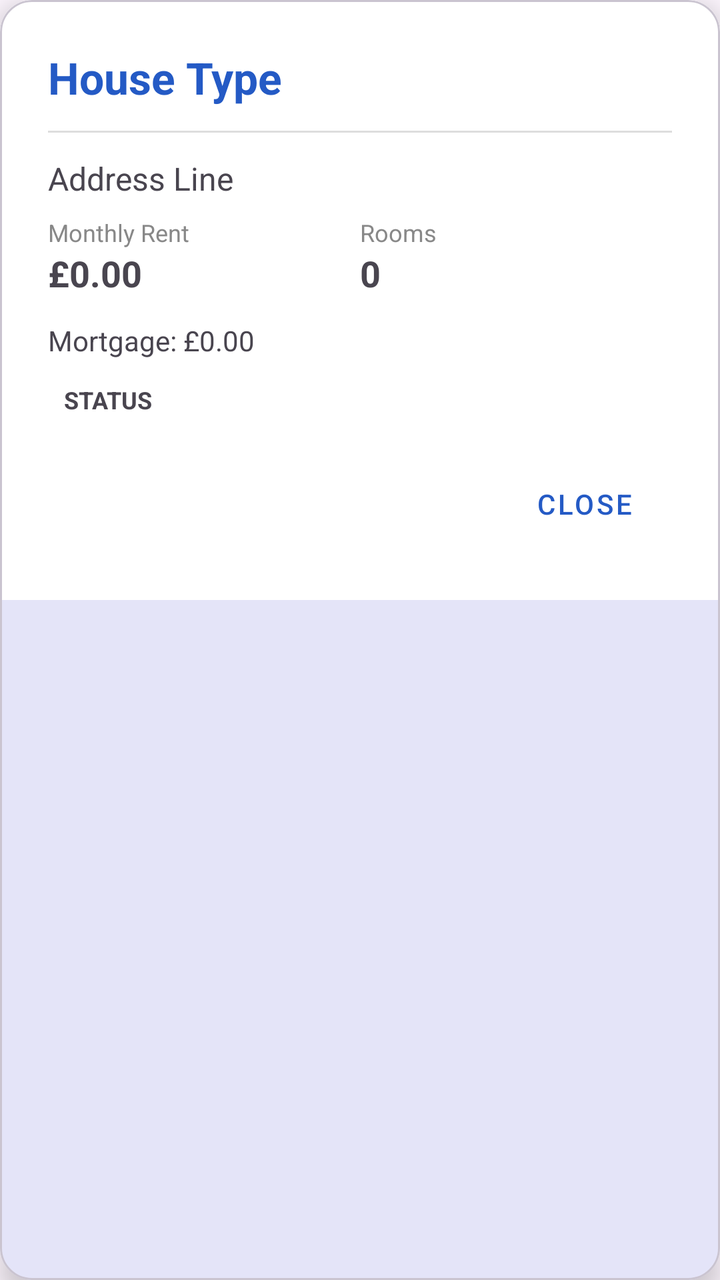
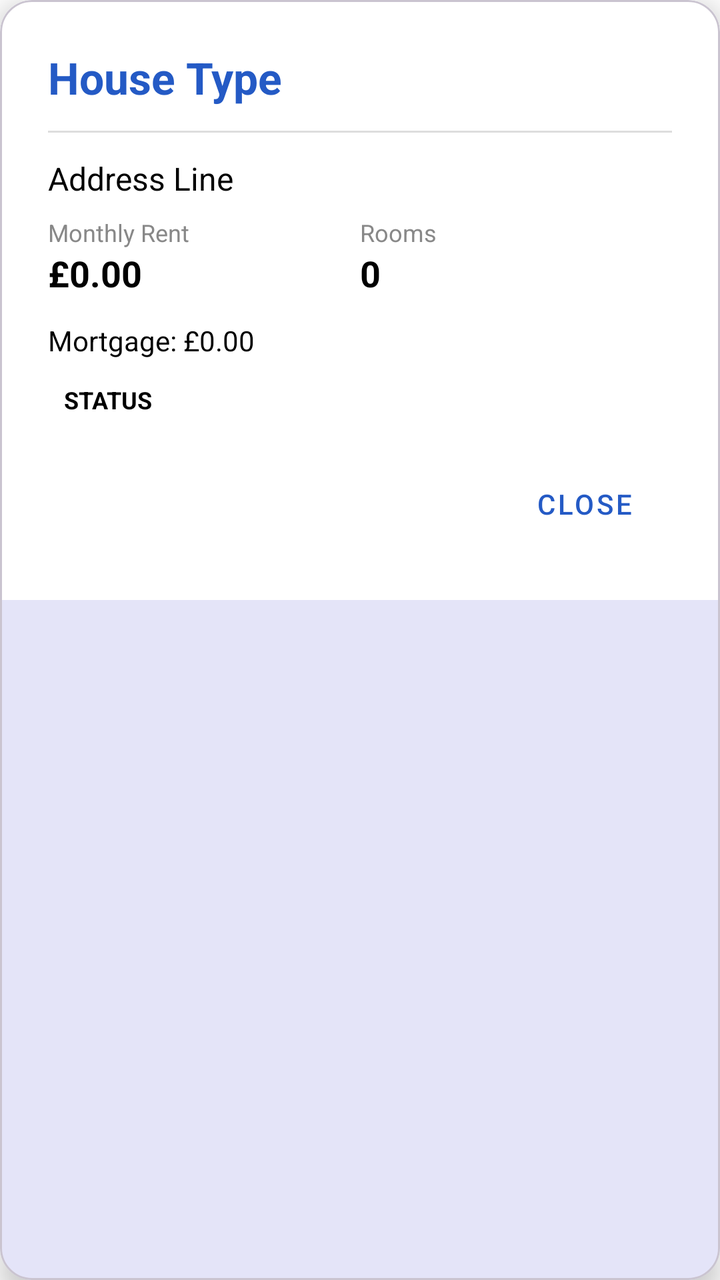

Screens rendered from an Android XML layout before and after an edit, with the pre-edit source and the edit as a unified diff.
<!-- AndroidManifest.xml: application theme Theme.ProbbyApp -->
<!-- res/layout/fragment_property_details.xml -->
<?xml version="1.0" encoding="utf-8"?>
<com.google.android.material.card.MaterialCardView
    xmlns:android="http://schemas.android.com/apk/res/android"
    xmlns:app="http://schemas.android.com/apk/res-auto"
    xmlns:tools="http://schemas.android.com/tools"
    android:layout_width="match_parent"
    android:layout_height="wrap_content"
    android:layout_margin="24dp"
    app:cardCornerRadius="16dp"
    app:cardElevation="8dp"
    android:background="@android:color/white"
    tools:context=".views.PropertyDetailsFragment"
    app:cardPreventCornerOverlap="false">

    <LinearLayout
        android:layout_width="match_parent"
        android:layout_height="wrap_content"
        android:orientation="vertical"
        android:background="@android:color/white"
        android:padding="24dp">

        
        <TextView
            android:id="@+id/propertyType"
            android:layout_width="match_parent"
            android:layout_height="wrap_content"
            android:text="House Type"
            android:textColor="?attr/colorPrimary"
            android:textSize="22sp"
            android:textStyle="bold" />

        <View
            android:layout_width="match_parent"
            android:layout_height="1dp"
            android:layout_marginVertical="12dp"
            android:background="#DDDDDD" />

        
        <TextView
            android:id="@+id/propertyAddress"
            android:layout_width="match_parent"
            android:layout_height="wrap_content"
            android:text="Address Line"
            android:textSize="16sp"
            android:layout_marginBottom="8dp" />

        <LinearLayout
            android:layout_width="match_parent"
            android:layout_height="wrap_content"
            android:orientation="horizontal"
            android:weightSum="2">

            <LinearLayout
                android:layout_width="0dp"
                android:layout_height="wrap_content"
                android:layout_weight="1"
                android:orientation="vertical">

                <TextView
                    android:layout_width="wrap_content"
                    android:layout_height="wrap_content"
                    android:text="Monthly Rent"
                    android:textSize="12sp"
                    android:textColor="#888888"/>
                <TextView
                    android:id="@+id/propertyRent"
                    android:layout_width="wrap_content"
                    android:layout_height="wrap_content"
                    android:text="£0.00"
                    android:textSize="18sp"
                    android:textStyle="bold"/>
            </LinearLayout>

            <LinearLayout
                android:layout_width="0dp"
                android:layout_height="wrap_content"
                android:layout_weight="1"
                android:orientation="vertical">

                <TextView
                    android:layout_width="wrap_content"
                    android:layout_height="wrap_content"
                    android:text="Rooms"
                    android:textSize="12sp"
                    android:textColor="#888888"/>
                <TextView
                    android:id="@+id/propertyRooms"
                    android:layout_width="wrap_content"
                    android:layout_height="wrap_content"
                    android:text="0"
                    android:textSize="18sp"
                    android:textStyle="bold"/>
            </LinearLayout>
        </LinearLayout>

        <TextView
            android:id="@+id/propertyMortgage"
            android:layout_width="wrap_content"
            android:layout_height="wrap_content"
            android:layout_marginTop="12dp"
            android:text="Mortgage: £0.00"
            android:textSize="14sp" />

        <TextView
            android:id="@+id/propertyStatus"
            android:layout_width="wrap_content"
            android:layout_height="wrap_content"
            android:layout_marginTop="8dp"
            android:paddingHorizontal="8dp"
            android:paddingVertical="4dp"
            android:text="Status"
            android:textAllCaps="true"
            android:textSize="12sp"
            android:textStyle="bold" />

        
        <Button
            android:id="@+id/close"
            style="@style/Widget.MaterialComponents.Button.TextButton"
            android:layout_width="wrap_content"
            android:layout_height="wrap_content"
            android:layout_gravity="end"
            android:layout_marginTop="16dp"
            android:text="@string/close" />


    </LinearLayout>
</com.google.android.material.card.MaterialCardView>
<!-- resources referenced by this layout -->
<resources>
  <string name="close">Close</string>
  <style name="Theme.ProbbyApp" parent="Theme.MaterialComponents.DayNight.DarkActionBar">
          
          <item name="colorPrimary">#245AC5</item>
          <item name="colorPrimaryVariant">#373738</item>
          <item name="colorOnPrimary">@color/white</item>
          
          <item name="colorSecondary">#454242</item>
          <item name="colorSecondaryVariant">@color/teal_700</item>
          <item name="colorOnSecondary">@color/black</item>
          
          <item name="android:statusBarColor">#245AC5</item>
          
      </style>
  <color name="white">#FFFFFFFF</color>
  <color name="teal_700">#FF018786</color>
  <color name="black">#FF000000</color>
</resources>

<!-- the commit's change to res/layout/fragment_property_details.xml (unified diff, before → after) -->
@@ -8,7 +8,7 @@
     android:layout_margin="24dp"
     app:cardCornerRadius="16dp"
     app:cardElevation="8dp"
-    android:background="@android:color/white"
+    android:background="?attr/android:windowBackground"
     tools:context=".views.PropertyDetailsFragment"
     app:cardPreventCornerOverlap="false">
 
@@ -16,7 +16,7 @@
         android:layout_width="match_parent"
         android:layout_height="wrap_content"
         android:orientation="vertical"
-        android:background="@android:color/white"
+        android:background="?attr/android:colorBackground"
         android:padding="24dp">
 
         
